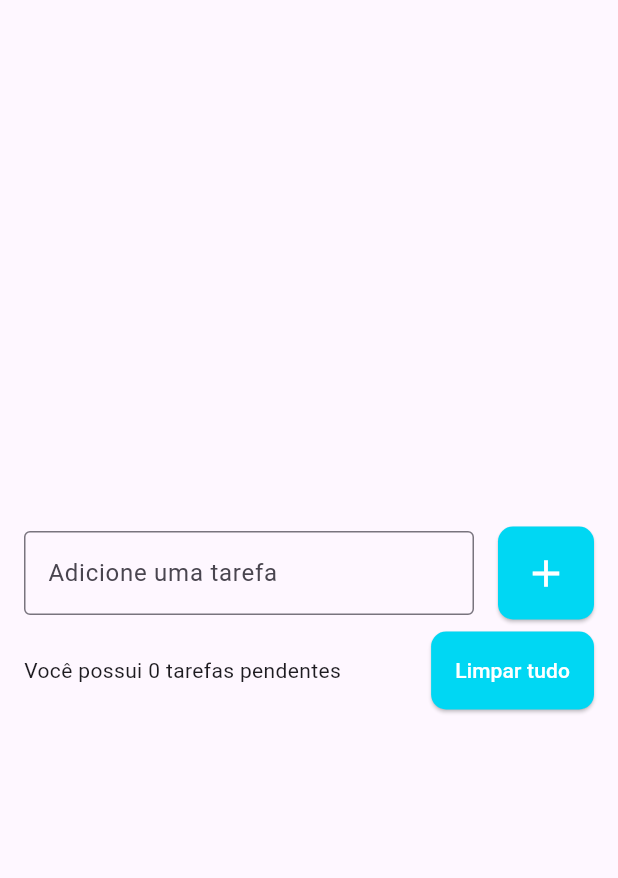
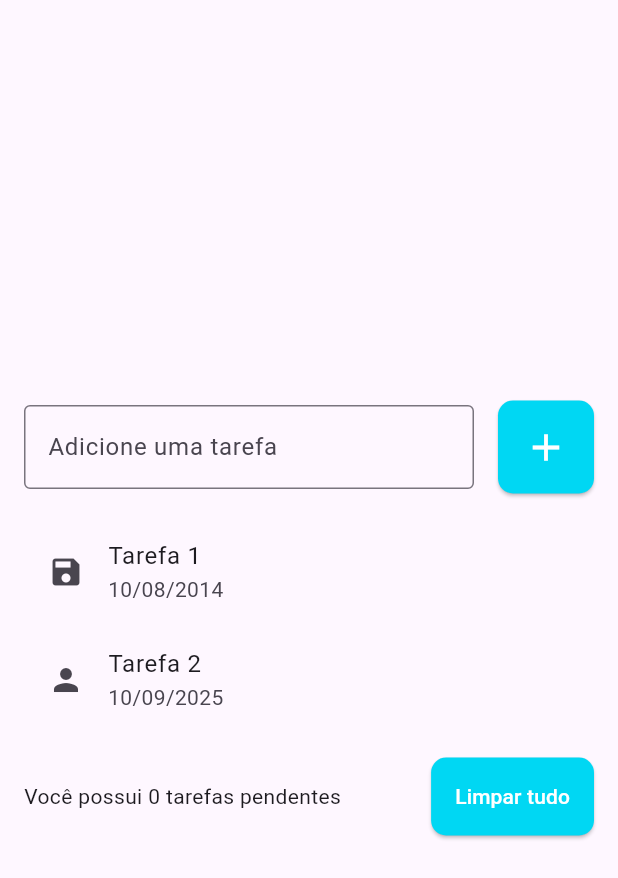
Before and after one commit to JoseJacsanCode/toDoListApp, a Flutter app: the screen it shows after launch, on a phone screen of 412 x 824 dp. Shown: the top 878 px of the screen. Run offline on Flutter 3.47's test engine with Material 3 defaults, Android fonts, the phone set to English and light mode, and no system bars.

Commit message:
Trabalhando com Listas

```diff
--- a/lib/pages/to_do_list_page.dart
+++ b/lib/pages/to_do_list_page.dart
@@ -37,10 +37,35 @@ class ToDoListPage extends StatelessWidget {
                   ),
                 ],
               ),
-              SizedBox(height: 8),
+              SizedBox(height: 16),
+
+              ListView(
+                shrinkWrap: true,
+                children: [
+                  ListTile(
+                    title: Text('Tarefa 1'),
+                    subtitle: Text('10/08/2014'),
+                    leading: Icon(Icons.save),
+                    onTap: () {
+                      print('Tarefa 1');
+                    },
+                  ),
+                  ListTile(
+                    title: Text('Tarefa 2'),
+                    subtitle: Text('10/09/2025'),
+                    leading: Icon(Icons.person),
+                    onTap: () {
+                      print('Tarefa 2');
+                    },
+                  ),
+                ],
+              ),
+
+              SizedBox(height: 16),
               Row(
                 children: [
                   Expanded(child: Text('Você possui 0 tarefas pendentes')),
+                  SizedBox(width: 8),
                   ElevatedButton(
                     onPressed: () {},
                     style: ElevatedButton.styleFrom(
```
